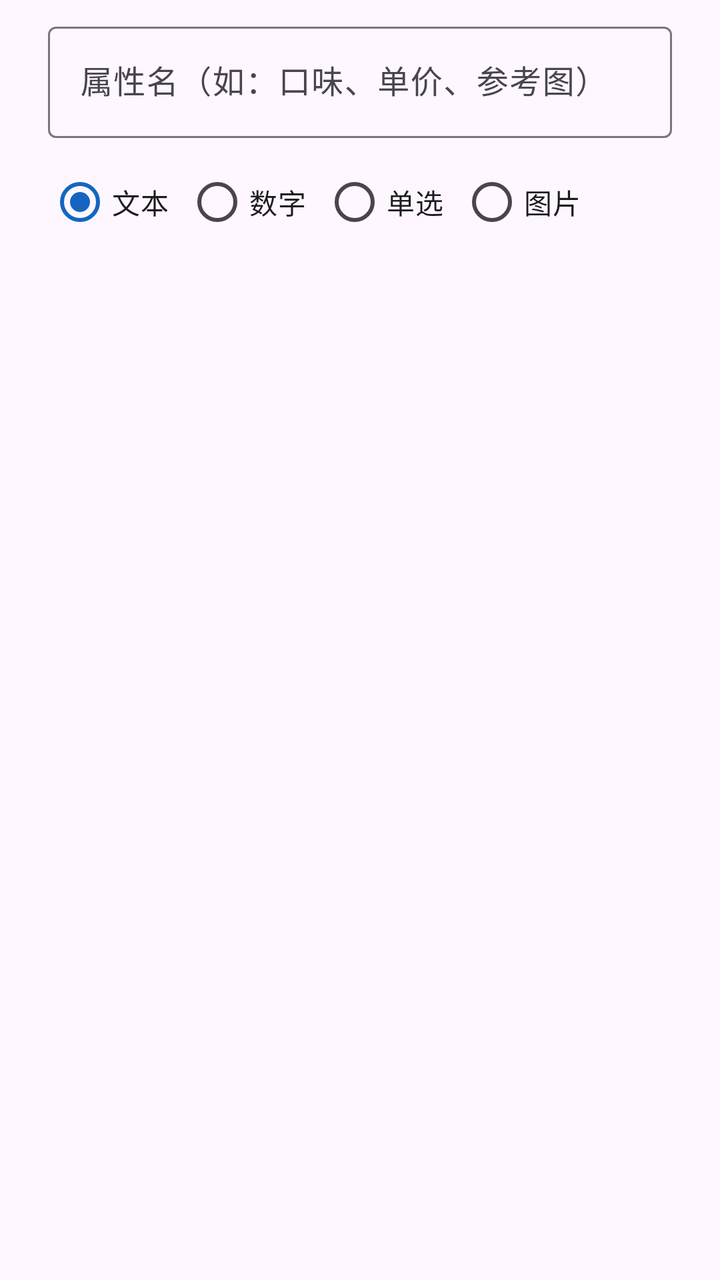
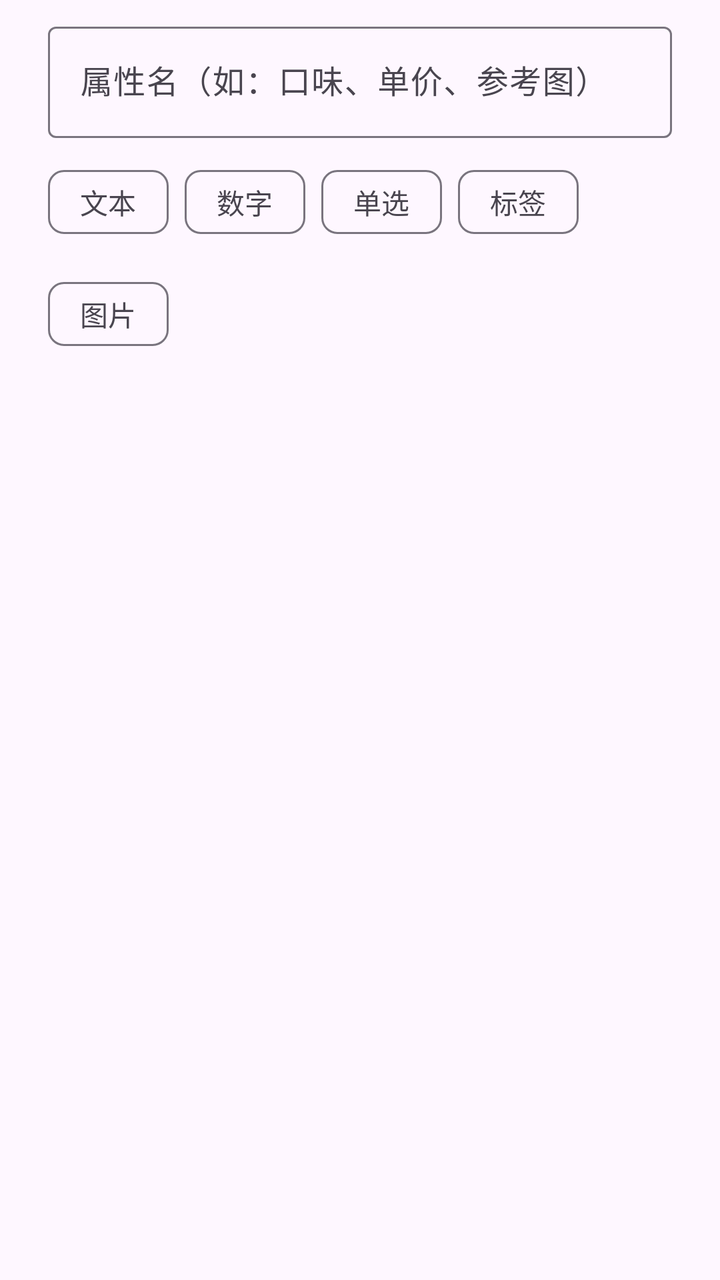

Two renders of the same Android screen: before a commit and after it. Below are the layout's source before the change and the commit's diff.
<!-- AndroidManifest.xml: application theme Theme.StockManagementSystem -->
<!-- res/layout/dialog_attr_def.xml -->
<?xml version="1.0" encoding="utf-8"?>
<LinearLayout xmlns:android="http://schemas.android.com/apk/res/android"
    android:layout_width="match_parent"
    android:layout_height="wrap_content"
    android:orientation="vertical"
    android:paddingHorizontal="24dp"
    android:paddingTop="8dp">

    <com.google.android.material.textfield.TextInputLayout
        android:id="@+id/layoutName"
        android:layout_width="match_parent"
        android:layout_height="wrap_content"
        android:hint="@string/attr_name_hint">

        <com.google.android.material.textfield.TextInputEditText
            android:id="@+id/inputName"
            android:layout_width="match_parent"
            android:layout_height="wrap_content"
            android:inputType="text" />
    </com.google.android.material.textfield.TextInputLayout>

    <RadioGroup
        android:id="@+id/radioType"
        android:layout_width="match_parent"
        android:layout_height="wrap_content"
        android:layout_marginTop="8dp"
        android:orientation="horizontal">

        <RadioButton
            android:id="@+id/radioText"
            android:layout_width="wrap_content"
            android:layout_height="wrap_content"
            android:checked="true"
            android:text="@string/attr_type_text" />

        <RadioButton
            android:id="@+id/radioNumber"
            android:layout_width="wrap_content"
            android:layout_height="wrap_content"
            android:layout_marginStart="8dp"
            android:text="@string/attr_type_number" />

        <RadioButton
            android:id="@+id/radioChoice"
            android:layout_width="wrap_content"
            android:layout_height="wrap_content"
            android:layout_marginStart="8dp"
            android:text="@string/attr_type_choice" />

        <RadioButton
            android:id="@+id/radioImage"
            android:layout_width="wrap_content"
            android:layout_height="wrap_content"
            android:layout_marginStart="8dp"
            android:text="@string/attr_type_image" />
    </RadioGroup>

    <com.google.android.material.textfield.TextInputLayout
        android:id="@+id/layoutOptions"
        android:layout_width="match_parent"
        android:layout_height="wrap_content"
        android:layout_marginTop="8dp"
        android:hint="@string/attr_options_hint"
        android:visibility="gone">

        <com.google.android.material.textfield.TextInputEditText
            android:id="@+id/inputOptions"
            android:layout_width="match_parent"
            android:layout_height="wrap_content"
            android:inputType="text" />
    </com.google.android.material.textfield.TextInputLayout>
</LinearLayout>
<!-- resources referenced by this layout -->
<resources>
  <string name="attr_name_hint">属性名（如：口味、单价、参考图）</string>
  <string name="attr_options_hint">选项，用逗号分隔（如：有糖,无糖）</string>
  <string name="attr_type_choice">单选</string>
  <string name="attr_type_image">图片</string>
  <string name="attr_type_number">数字</string>
  <string name="attr_type_text">文本</string>
  <style name="Theme.StockManagementSystem" parent="Base.Theme.StockManagementSystem" />
  <style name="Base.Theme.StockManagementSystem" parent="Theme.Material3.DayNight.NoActionBar">
          <item name="colorPrimary">@color/primary</item>
          <item name="colorPrimaryVariant">@color/primary_dark</item>
          <item name="colorSecondary">@color/accent</item>
      </style>
  <color name="primary">#1565C0</color>
  <color name="primary_dark">#0D47A1</color>
  <color name="accent">#00897B</color>
</resources>

<!-- the commit's change to res/layout/dialog_attr_def.xml (unified diff, before → after) -->
@@ -1,5 +1,6 @@
 <?xml version="1.0" encoding="utf-8"?>
 <LinearLayout xmlns:android="http://schemas.android.com/apk/res/android"
+    xmlns:app="http://schemas.android.com/apk/res-auto"
     android:layout_width="match_parent"
     android:layout_height="wrap_content"
     android:orientation="vertical"
@@ -19,41 +20,50 @@
             android:inputType="text" />
     </com.google.android.material.textfield.TextInputLayout>
 
-    <RadioGroup
-        android:id="@+id/radioType"
+    <com.google.android.material.chip.ChipGroup
+        android:id="@+id/chipGroupType"
         android:layout_width="match_parent"
         android:layout_height="wrap_content"
         android:layout_marginTop="8dp"
-        android:orientation="horizontal">
+        app:chipSpacingHorizontal="8dp"
+        app:selectionRequired="true"
+        app:singleSelection="true">
 
-        <RadioButton
-            android:id="@+id/radioText"
+        <com.google.android.material.chip.Chip
+            android:id="@+id/chipText"
+            style="@style/Widget.Material3.Chip.Filter"
             android:layout_width="wrap_content"
             android:layout_height="wrap_content"
-            android:checked="true"
             android:text="@string/attr_type_text" />
 
-        <RadioButton
-            android:id="@+id/radioNumber"
+        <com.google.android.material.chip.Chip
+            android:id="@+id/chipNumber"
+            style="@style/Widget.Material3.Chip.Filter"
             android:layout_width="wrap_content"
             android:layout_height="wrap_content"
-            android:layout_marginStart="8dp"
             android:text="@string/attr_type_number" />
 
-        <RadioButton
-            android:id="@+id/radioChoice"
+        <com.google.android.material.chip.Chip
+            android:id="@+id/chipChoice"
+            style="@style/Widget.Material3.Chip.Filter"
             android:layout_width="wrap_content"
             android:layout_height="wrap_content"
-            android:layout_marginStart="8dp"
             android:text="@string/attr_type_choice" />
 
-        <RadioButton
-            android:id="@+id/radioImage"
+        <com.google.android.material.chip.Chip
+            android:id="@+id/chipTags"
+            style="@style/Widget.Material3.Chip.Filter"
             android:layout_width="wrap_content"
             android:layout_height="wrap_content"
-            android:layout_marginStart="8dp"
+            android:text="@string/attr_type_tags" />
+
+        <com.google.android.material.chip.Chip
+            android:id="@+id/chipImage"
+            style="@style/Widget.Material3.Chip.Filter"
+            android:layout_width="wrap_content"
+            android:layout_height="wrap_content"
             android:text="@string/attr_type_image" />
-    </RadioGroup>
+    </com.google.android.material.chip.ChipGroup>
 
     <com.google.android.material.textfield.TextInputLayout
         android:id="@+id/layoutOptions"
<!-- resource entries referenced after the edit -->
@@ -5,6 +5,7 @@
   <string name="attr_type_choice">单选</string>
   <string name="attr_type_image">图片</string>
   <string name="attr_type_number">数字</string>
+  <string name="attr_type_tags">标签</string>
   <string name="attr_type_text">文本</string>
   <style name="Theme.StockManagementSystem" parent="Base.Theme.StockManagementSystem" />
   <style name="Base.Theme.StockManagementSystem" parent="Theme.Material3.DayNight.NoActionBar">
